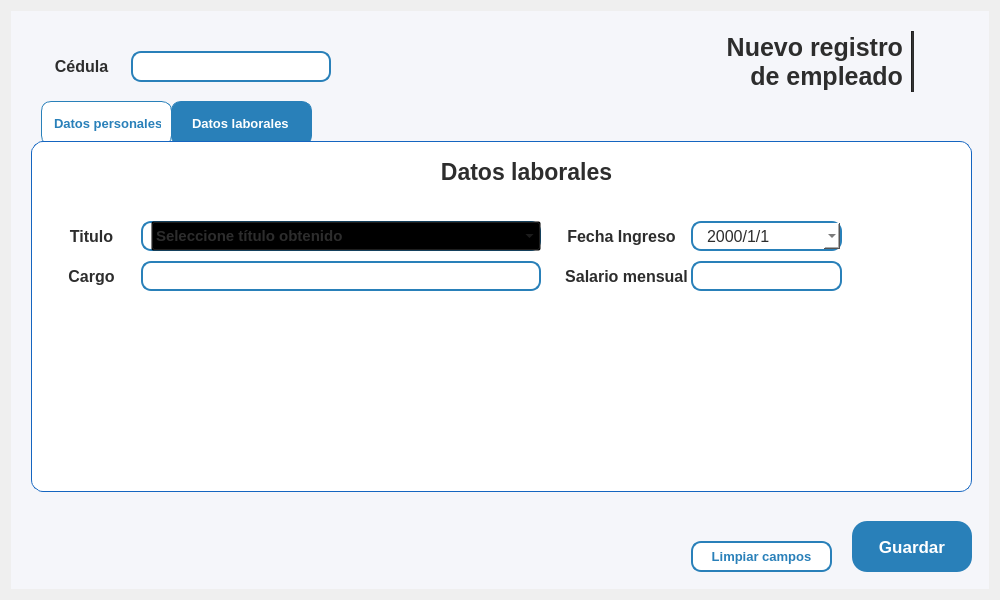
Proyecto-Uptjaa/Proyecto_SIRA, file resources/ui/registro_emple.ui: the form before one commit.
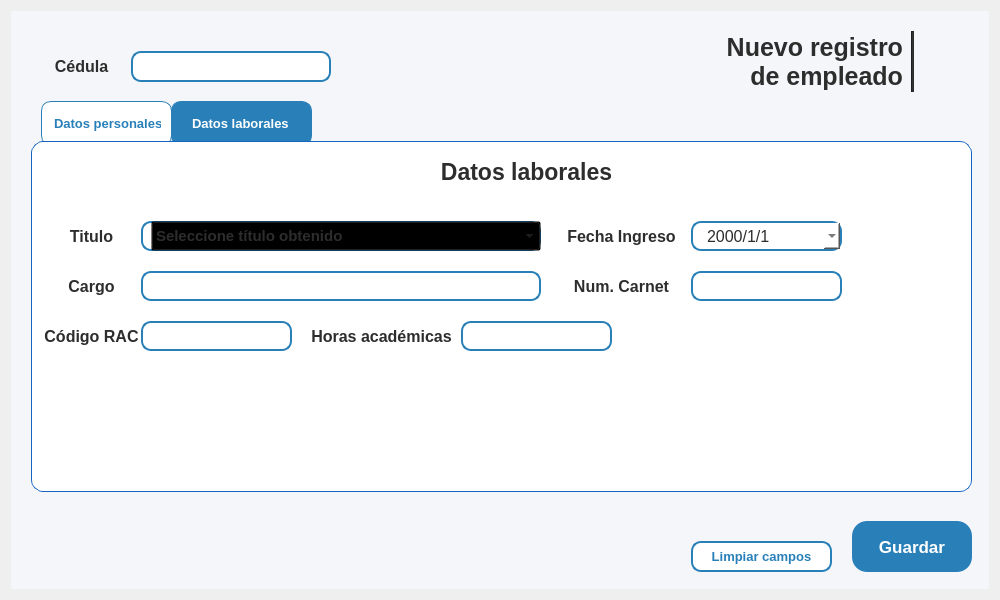
The form after the commit. The open tabs and pages were chosen to show the change. Icons and pictures are not drawn.

Commit message: Agregados campos en interfaz empleados (RIF, Centro V., RAC, Carnet, Horas)

What changed in the file:
```diff
--- a/resources/ui/registro_emple.ui
+++ b/resources/ui/registro_emple.ui
@@ -994,7 +994,7 @@
            <property name="geometry">
             <rect>
              <x>10</x>
-             <y>110</y>
+             <y>120</y>
              <width>81</width>
              <height>30</height>
             </rect>
@@ -1032,8 +1032,8 @@
            <property name="geometry">
             <rect>
              <x>520</x>
-             <y>110</y>
-             <width>131</width>
+             <y>120</y>
+             <width>121</width>
              <height>30</height>
             </rect>
            </property>
@@ -1060,7 +1060,7 @@
             <string notr="true">background-color: transparent;</string>
            </property>
            <property name="text">
-            <string>Salario mensual</string>
+            <string>Num. Carnet</string>
            </property>
            <property name="alignment">
             <set>Qt::AlignmentFlag::AlignCenter</set>
@@ -1108,7 +1108,7 @@
            <property name="geometry">
             <rect>
              <x>100</x>
-             <y>110</y>
+             <y>120</y>
              <width>400</width>
              <height>30</height>
             </rect>
@@ -1191,7 +1191,7 @@
            <property name="geometry">
             <rect>
              <x>650</x>
-             <y>110</y>
+             <y>120</y>
              <width>151</width>
              <height>30</height>
             </rect>
@@ -1340,6 +1340,178 @@
             </item>
            </widget>
           </widget>
+          <widget class="QLabel" name="lblStudent_fechaNac_repre_6">
+           <property name="geometry">
+            <rect>
+             <x>-10</x>
+             <y>170</y>
+             <width>121</width>
+             <height>30</height>
+            </rect>
+           </property>
+           <property name="minimumSize">
+            <size>
+             <width>0</width>
+             <height>30</height>
+            </size>
+           </property>
+           <property name="maximumSize">
+            <size>
+             <width>16777215</width>
+             <height>30</height>
+            </size>
+           </property>
+           <property name="font">
+            <font>
+             <family>Segoe UI</family>
+             <pointsize>12</pointsize>
+             <bold>true</bold>
+            </font>
+           </property>
+           <property name="styleSheet">
+            <string notr="true">background-color: transparent;</string>
+           </property>
+           <property name="text">
+            <string>Código RAC</string>
+           </property>
+           <property name="alignment">
+            <set>Qt::AlignmentFlag::AlignCenter</set>
+           </property>
+          </widget>
+          <widget class="QLineEdit" name="lneRAC_reg_emple">
+           <property name="geometry">
+            <rect>
+             <x>100</x>
+             <y>170</y>
+             <width>151</width>
+             <height>30</height>
+            </rect>
+           </property>
+           <property name="minimumSize">
+            <size>
+             <width>100</width>
+             <height>30</height>
+            </size>
+           </property>
+           <property name="maximumSize">
+            <size>
+             <width>300</width>
+             <height>30</height>
+            </size>
+           </property>
+           <property name="font">
+            <font>
+             <family>Segoe UI</family>
+             <pointsize>12</pointsize>
+            </font>
+           </property>
+           <property name="styleSheet">
+            <string notr="true">QLineEdit {
+    border: 2px solid #2980b9;
+    border-radius: 10px;
+    padding: 3px 8px;
+    background-color: white;
+}</string>
+           </property>
+           <property name="text">
+            <string/>
+           </property>
+           <property name="maxLength">
+            <number>15</number>
+           </property>
+           <property name="alignment">
+            <set>Qt::AlignmentFlag::AlignLeading|Qt::AlignmentFlag::AlignLeft|Qt::AlignmentFlag::AlignVCenter</set>
+           </property>
+           <property name="placeholderText">
+            <string/>
+           </property>
+          </widget>
+          <widget class="QLabel" name="lblHoras_reg_emple">
+           <property name="geometry">
+            <rect>
+             <x>270</x>
+             <y>170</y>
+             <width>141</width>
+             <height>30</height>
+            </rect>
+           </property>
+           <property name="minimumSize">
+            <size>
+             <width>0</width>
+             <height>30</height>
+            </size>
+           </property>
+           <property name="maximumSize">
+            <size>
+             <width>16777215</width>
+             <height>30</height>
+            </size>
+           </property>
+           <property name="font">
+            <font>
+             <family>Segoe UI</family>
+             <pointsize>12</pointsize>
+             <bold>true</bold>
+            </font>
+           </property>
+           <property name="styleSheet">
+            <string notr="true">background-color: transparent;</string>
+           </property>
+           <property name="text">
+            <string>Horas académicas</string>
+           </property>
+           <property name="alignment">
+            <set>Qt::AlignmentFlag::AlignCenter</set>
+           </property>
+          </widget>
+          <widget class="QLineEdit" name="lneHoras_reg_emple">
+           <property name="geometry">
+            <rect>
+             <x>420</x>
+             <y>170</y>
+             <width>151</width>
+             <height>30</height>
+            </rect>
+           </property>
+           <property name="minimumSize">
+            <size>
+             <width>100</width>
+             <height>30</height>
+            </size>
+           </property>
+           <property name="maximumSize">
+            <size>
+             <width>300</width>
+             <height>30</height>
+            </size>
+           </property>
+           <property name="font">
+            <font>
+             <family>Segoe UI</family>
+             <pointsize>12</pointsize>
+            </font>
+           </property>
+           <property name="styleSheet">
+            <string notr="true">QLineEdit {
+    border: 2px solid #2980b9;
+    border-radius: 10px;
+    padding: 3px 8px;
+    background-color: white;
+}</string>
+           </property>
+           <property name="text">
+            <string/>
+           </property>
+           <property name="maxLength">
+            <number>9</number>
+           </property>
+           <property name="alignment">
+            <set>Qt::AlignmentFlag::AlignLeading|Qt::AlignmentFlag::AlignLeft|Qt::AlignmentFlag::AlignVCenter</set>
+           </property>
+           <property name="placeholderText">
+            <string/>
+           </property>
+          </widget>
          </widget>
         </widget>
        </item>
```
Left out of the diff: 175 changed lines with no effect on the pictures. The commit also changes 2 other files.
